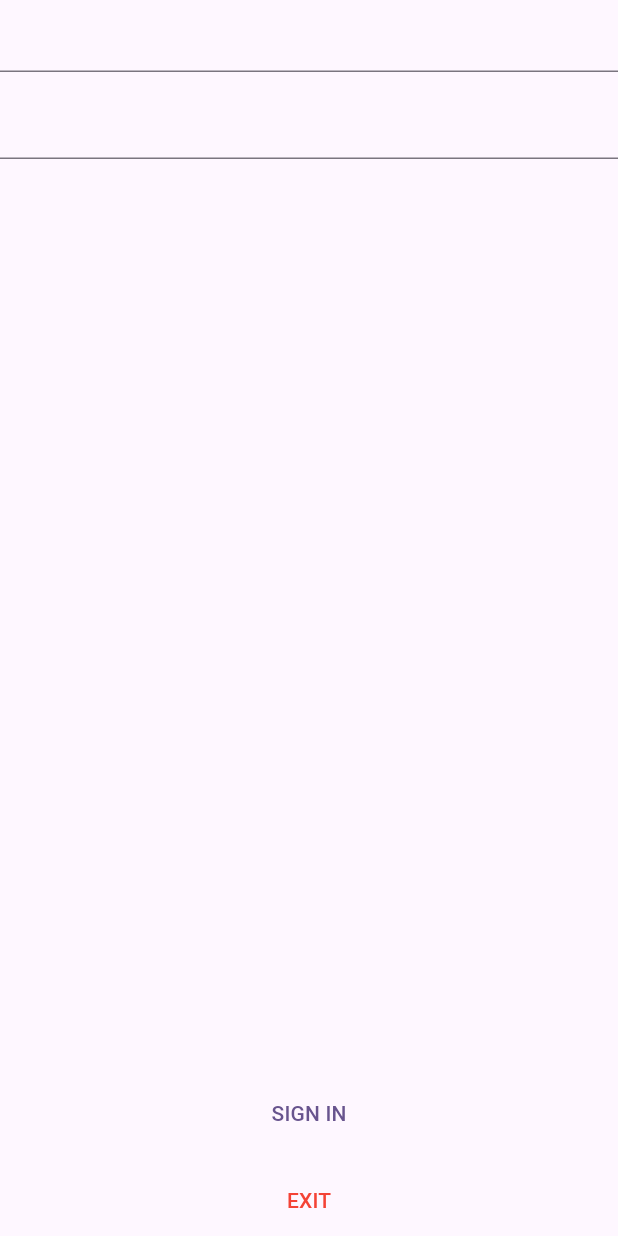
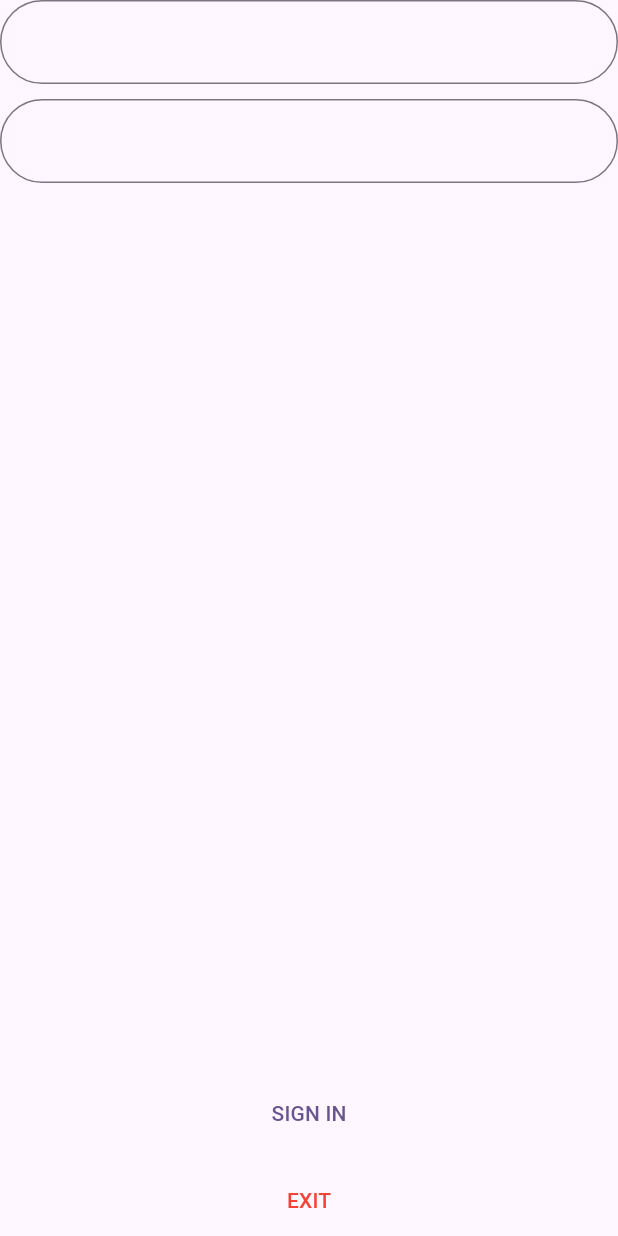
Before and after one commit to Noel-S/S8-U3-AC-01, a Flutter app: the screen it shows after launch, on a phone screen of 412 x 824 dp. Run offline on Flutter 3.47's test engine with Material 2 defaults, Android fonts, the phone set to English and light mode, and no system bars.

Commit message:
Setting OutlineInput border in all textfields

```diff
--- a/lib/main.dart
+++ b/lib/main.dart
@@ -16,6 +16,11 @@ class MyApp extends StatelessWidget {
       theme: ThemeData(
         colorScheme: ColorScheme.fromSeed(seedColor: Colors.deepPurple),
         useMaterial3: true,
+        inputDecorationTheme: InputDecorationTheme(
+          border: OutlineInputBorder(
+            borderRadius: BorderRadius.circular(40),
+          ),
+        ),
       ),
       home: const Auth(),
     );
```
